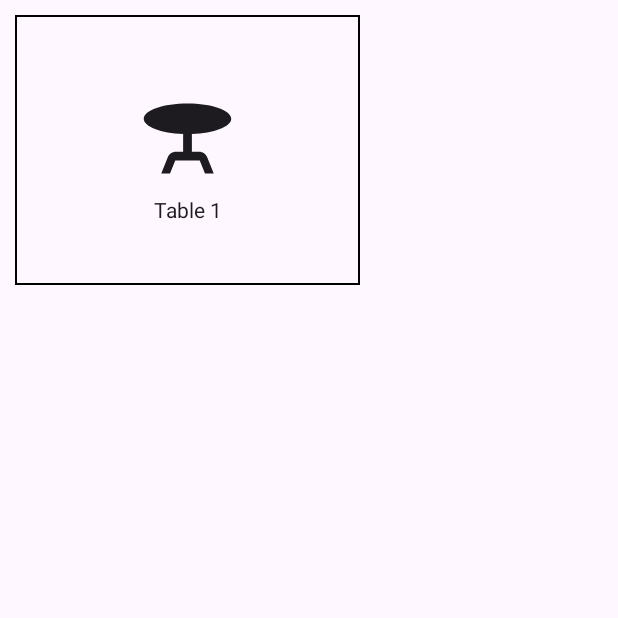
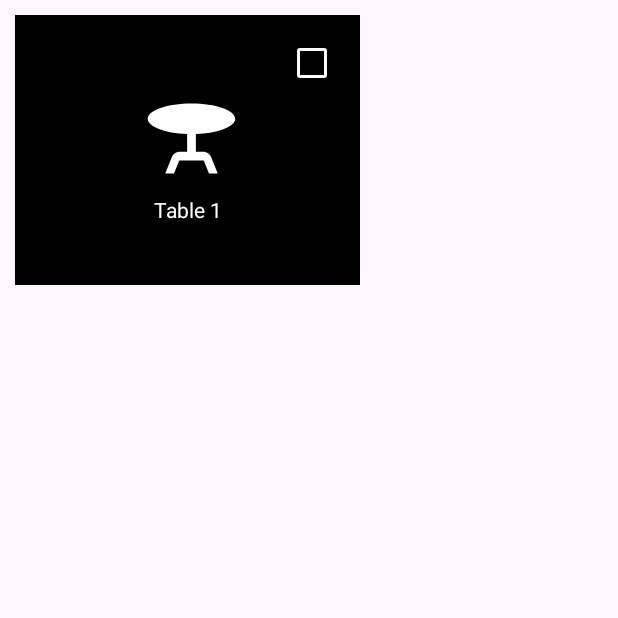
Before and after one commit to xuyenco/Project-1, an Android app built with Jetpack Compose: the composable TableItem called with sample values from the repository, on a phone screen of 412 x 824 dp, the top half of it. Run offline under Robolectric (Android 15) with nearby library versions, the phone set to English and light mode, and no system bars; our stand-ins replace accompanist; missing, so only their content is drawn: Project1Theme; 3 statements that could not run were skipped.

Commit message:
fix some minor change about merging

```diff
--- a/app/build.gradle.kts
+++ b/app/build.gradle.kts
@@ -77,4 +77,10 @@ dependencies {
 
     //Load Image
     implementation("io.coil-kt:coil-compose:2.1.0")
+
+    //Retrofit
+    implementation ("com.squareup.retrofit2:retrofit:2.9.0")
+    implementation ("com.squareup.retrofit2:converter-gson:2.9.0")
+    implementation ("com.squareup.okhttp3:logging-interceptor:4.9.0")
+    implementation ("com.google.code.gson:gson:2.11.0")
 }
--- a/app/src/main/java/com/example/project1/ui/activity/SubComposable/OrderMenu.kt
+++ b/app/src/main/java/com/example/project1/ui/activity/SubComposable/OrderMenu.kt
@@ -35,7 +35,7 @@ import androidx.compose.ui.unit.sp
 import com.example.project1.data.Menu
 import com.example.project1.data.Tables
 import com.example.project1.ui.section.MenuItem
-import com.example.project1.ui.section.TableItem
+import com.example.project1.ui.section.TableOrderItem
 import java.util.Date
 
 val menuList = listOf(
@@ -160,7 +160,7 @@ fun ContentLeft(selectedTables: List<Tables>, onTableItemClick: (Tables) -> Unit
         ) { item ->
             when (item) {
                 is Tables ->{
-                    TableItem(item, onClick = { onTableItemClick(item) })
+                    TableOrderItem(item, onClick = { onTableItemClick(item) })
                 }
                 is Menu -> MenuItem(item, onClick ={ onMenuItemClick(item)})
             }
--- /dev/null
+++ b/app/src/main/java/com/example/project1/ui/section/TableItem.kt
@@ -0,0 +1,77 @@
+package com.example.project1.ui.section
+
+import androidx.compose.foundation.background
+import androidx.compose.foundation.border
+import androidx.compose.foundation.clickable
+import androidx.compose.foundation.layout.Box
+import androidx.compose.foundation.layout.Column
+import androidx.compose.foundation.layout.padding
+import androidx.compose.foundation.layout.size
+import androidx.compose.material.icons.Icons
+import androidx.compose.material.icons.filled.TableBar
+import androidx.compose.material3.Checkbox
+import androidx.compose.material3.CheckboxDefaults
+import androidx.compose.material3.Icon
+import androidx.compose.material3.Text
+import androidx.compose.runtime.Composable
+import androidx.compose.ui.Alignment
+import androidx.compose.ui.Modifier
+import androidx.compose.ui.graphics.Color
+import androidx.compose.ui.unit.dp
+import com.example.project1.data.Tables
+
+@Composable
+fun TableItem(
+    tables: Tables,
+    onClick: () -> Unit,
+    reservationState: Boolean,
+    selectTable: () -> Unit,
+    isSelected: Boolean
+) {
+    val backgroundColor = if (reservationState) Color.Transparent else Color.Black
+
+    Box(
+        modifier = Modifier
+            .size(250.dp, 200.dp)
+            .padding(10.dp)
+            .border(width = 1.dp, color = Color.Black)
+            .background(backgroundColor)
+            .clickable {
+                onClick()
+                selectTable()
+            },
+        contentAlignment = Alignment.Center
+    ) {
+        Column(horizontalAlignment = Alignment.CenterHorizontally) {
+            Icon(
+                imageVector = Icons.Default.TableBar,
+                contentDescription = "",
+                modifier = Modifier
+                    .padding(start = 5.dp, top = 5.dp, bottom = 5.dp)
+                    .size(70.dp),
+                tint = if (reservationState) Color.Black else Color.White
+            )
+
+            Text(
+                text = tables.name,
+                color = if (reservationState) Color.Black else Color.White
+            )
+        }
+
+        // Thêm Checkbox vào góc trên bên phải
+        Box(
+            modifier = Modifier
+                .align(Alignment.TopEnd) // Căn chỉnh Checkbox ở góc trên bên phải
+                .padding(8.dp)
+        ) {
+            Checkbox(
+                checked = isSelected,
+                onCheckedChange = { selectTable() }, // Gọi `selectTable` khi Checkbox thay đổi
+                colors = CheckboxDefaults.colors(
+                    checkmarkColor = Color.White,
+                    uncheckedColor = if (reservationState) Color.Black else Color.White
+                )
+            )
+        }
+    }
+}
--- a/app/src/main/java/com/example/project1/ui/section/TableOrderItem.kt
+++ b/app/src/main/java/com/example/project1/ui/section/TableOrderItem.kt
@@ -21,7 +21,7 @@ import com.example.project1.data.Menu
 import com.example.project1.data.Tables
 
 @Composable
-fun TableItem(tables: Tables, onClick: () -> Unit) {
+fun TableOrderItem(tables: Tables, onClick: () -> Unit) {
     Box(
         modifier = Modifier
             .size(250.dp, 200.dp)
```
Also changed, not shown: app/src/main/java/com/example/project1/ui/activity/MainActivity.kt (+10 -0 lines).
